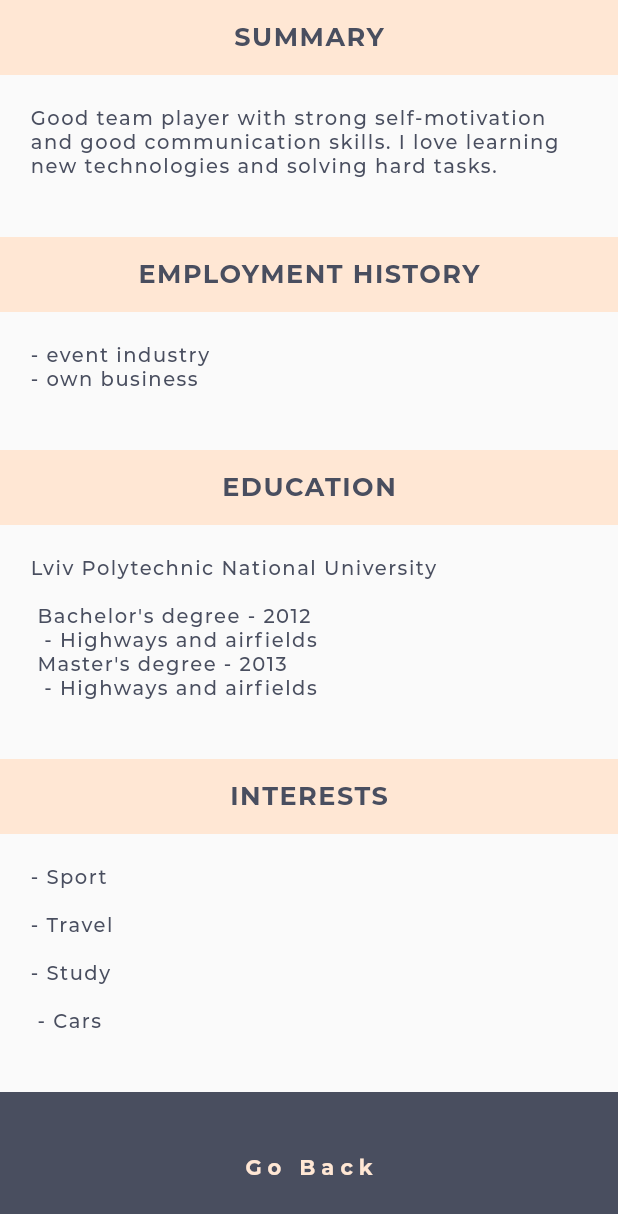
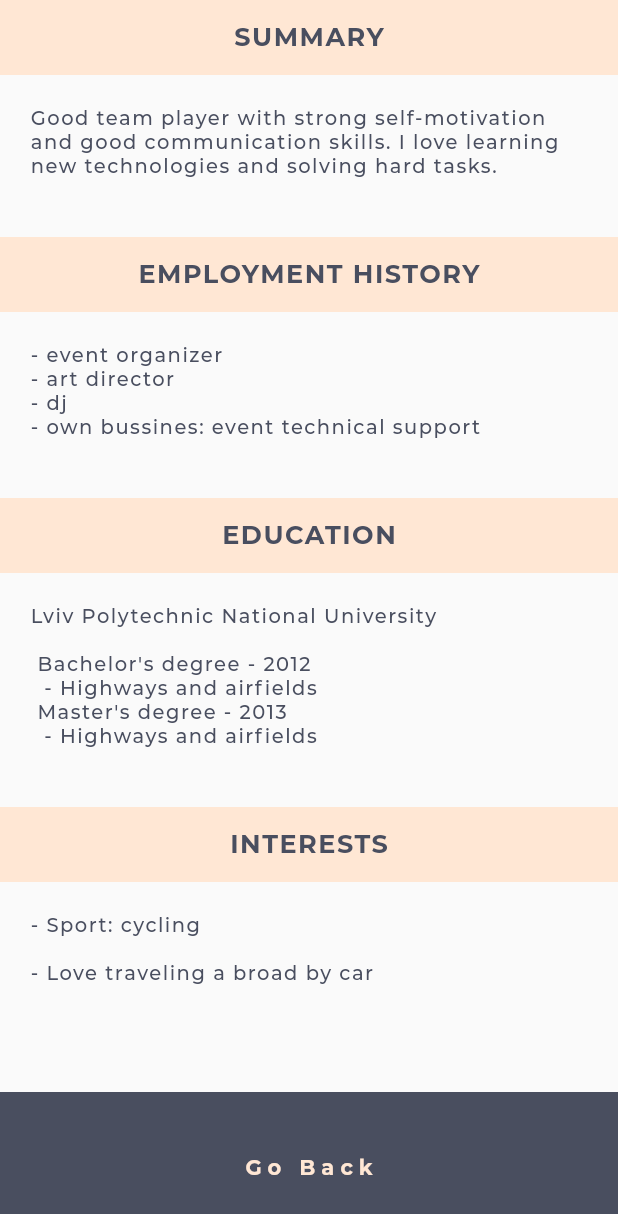
Before and after one commit to madarash/cv_trainee, a Flutter app: the screen it shows after launch, after a tap on "Read More", on a phone screen of 412 x 824 dp. Shown: the top 1214 px of the screen. Run offline on Flutter 3.47's test engine with Material 2 defaults, Android fonts, the phone set to English and light mode, and no system bars.

Commit message:
add new text

```diff
--- a/lib/const/const_names.dart
+++ b/lib/const/const_names.dart
@@ -32,7 +32,7 @@ extension SubTitleSectionFirstPageExtension on SubTitleSectionFirstPage {
       case SubTitleSectionFirstPage.language:
         return 'Ukraine - native \nEnglish - A2';
       case SubTitleSectionFirstPage.contact:
-        return 'Phone:\n+38 (093) 618-72-11\nEmail:\nmadarash.dev@gmail.ua';
+        return 'Phone:\n+38 (093) 618-72-11\nEmail:\nmadarash.dev@gmail.ua\nGit: \nhttps://github.com/madarash/cv_trainee.git';
     }
   }
 }
@@ -90,11 +90,11 @@ extension TextItemSecondScreenExtension on TextItemSecondScreen {
       case TextItemSecondScreen.summary:
         return 'Good team player with strong self-motivation and good communication skills. I love learning new technologies and solving hard tasks.';
       case TextItemSecondScreen.history:
-        return '- event industry\n- own business';
+        return '- event organizer\n- art director\n- dj\n- own bussines: event technical support';
       case TextItemSecondScreen.education:
         return 'Lviv Polytechnic National University\n\n Bachelor\'s degree - 2012\n  - Highways and airfields\n Master\'s degree - 2013\n  - Highways and airfields';
       case TextItemSecondScreen.interests:
-        return '- Sport\n\n- Travel\n\n- Study\n\n - Cars';
+        return '- Sport: cycling\n\n- Love traveling a broad by car\n\n';
     }
   }
 }
```
